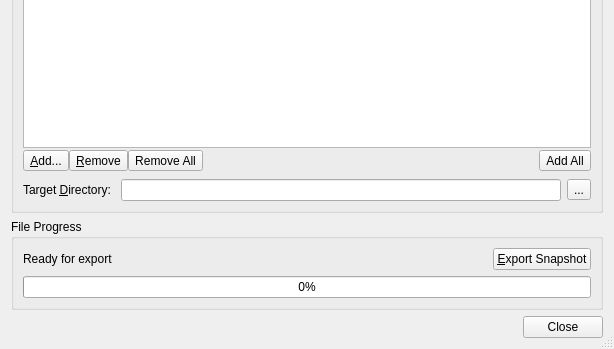
Before: the Qt Designer form src/qt-widgets/ExportAnimationDialogUi.ui in GPlates/GPlates, drawn with Qt 5; both pictures show x 0 to 614 and y 381 to 730 of the 614 by 730 pixel window.
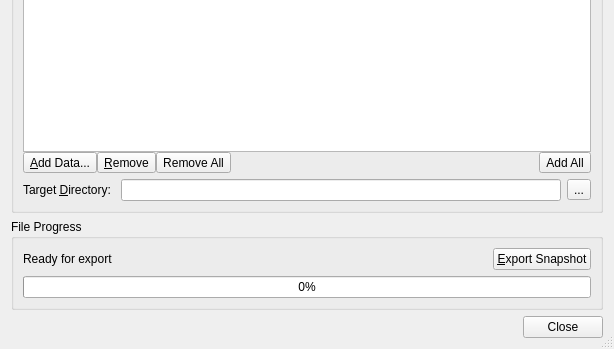
After: the same form once the commit is applied. The open tabs and pages were chosen to show the change. Icons and pictures are not drawn.

What changed in the file:
```diff
--- a/src/qt-widgets/ExportAnimationDialogUi.ui
+++ b/src/qt-widgets/ExportAnimationDialogUi.ui
@@ -721,13 +721,32 @@
              <layout class="QHBoxLayout" >
               <item>
                <widget class="QToolButton" name="button_single_add" >
+                <property name="sizePolicy" >
+                 <sizepolicy vsizetype="Preferred" hsizetype="Fixed" >
+                  <horstretch>0</horstretch>
+                  <verstretch>0</verstretch>
+                 </sizepolicy>
+                </property>
                 <property name="text" >
-                 <string>&amp;Add...</string>
+                 <string>&amp;Add Data...</string>
+                </property>
+                <property name="icon" >
+                 <iconset resource="../qt-resources/qt_widgets.qrc" >
+                  <normaloff>:/tango_list_add_16.png</normaloff>:/tango_list_add_16.png</iconset>
+                </property>
+                <property name="toolButtonStyle" >
+                 <enum>Qt::ToolButtonTextBesideIcon</enum>
                 </property>
                </widget>
               </item>
               <item>
                <widget class="QToolButton" name="button_single_remove" >
+                <property name="sizePolicy" >
+                 <sizepolicy vsizetype="Preferred" hsizetype="Fixed" >
+                  <horstretch>0</horstretch>
+                  <verstretch>0</verstretch>
+                 </sizepolicy>
+                </property>
                 <property name="text" >
                  <string>&amp;Remove</string>
                 </property>
@@ -735,6 +754,12 @@
               </item>
               <item>
                <widget class="QToolButton" name="button_single_remove_all" >
+                <property name="sizePolicy" >
+                 <sizepolicy vsizetype="Preferred" hsizetype="Fixed" >
+                  <horstretch>0</horstretch>
+                  <verstretch>0</verstretch>
+                 </sizepolicy>
+                </property>
                 <property name="text" >
                  <string>Remove All</string>
                 </property>
@@ -747,14 +772,20 @@
                 </property>
                 <property name="sizeHint" stdset="0" >
                  <size>
-                  <width>231</width>
-                  <height>25</height>
+                  <width>1</width>
+                  <height>1</height>
                  </size>
                 </property>
                </spacer>
               </item>
               <item>
                <widget class="QToolButton" name="button_single_add_all" >
+                <property name="sizePolicy" >
+                 <sizepolicy vsizetype="Preferred" hsizetype="Fixed" >
+                  <horstretch>0</horstretch>
+                  <verstretch>0</verstretch>
+                 </sizepolicy>
+                </property>
                 <property name="text" >
                  <string>Add All</string>
                 </property>
```
